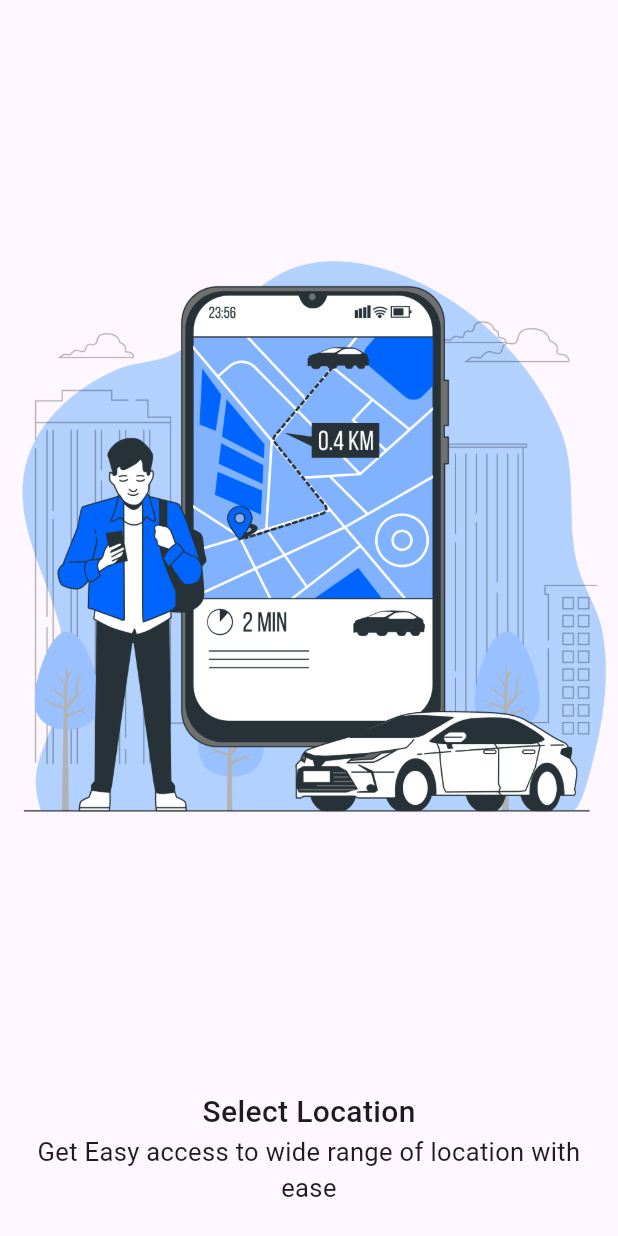
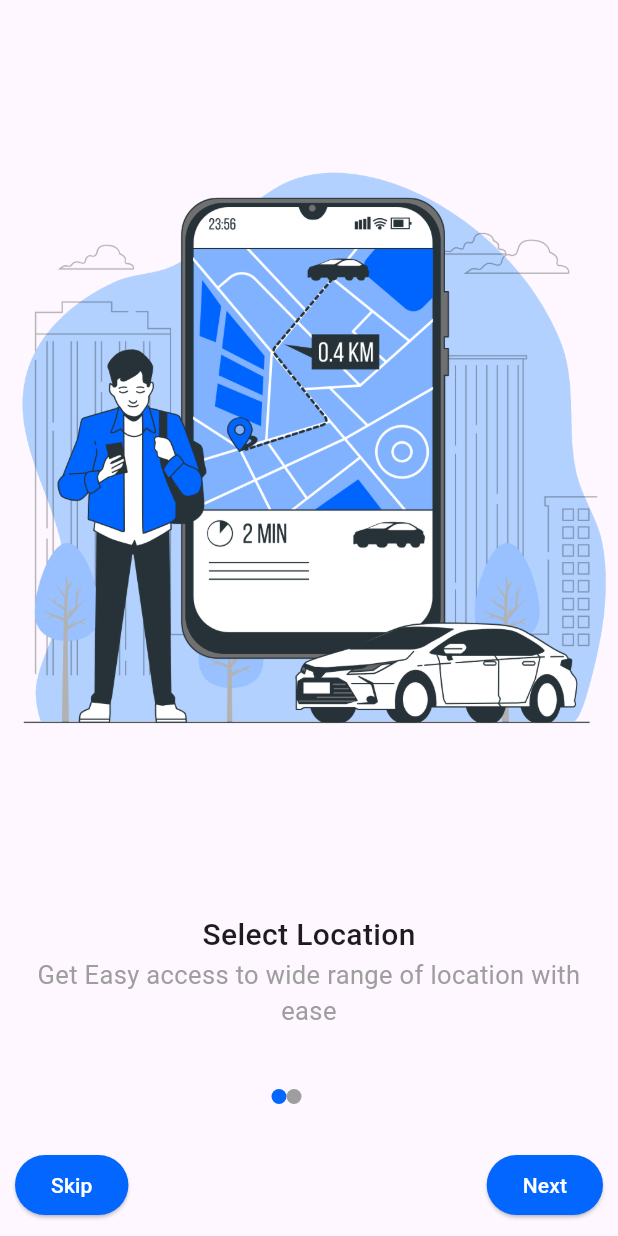
Before and after one commit to ssulaimon/fast-ride, a Flutter app: the screen it shows after launch, on a phone screen of 412 x 824 dp. Run offline on Flutter 3.47's test engine with Material 3 defaults, Android fonts, the phone set to English and light mode, and no system bars.

Commit message:
Completed onboarding screen

```diff
--- /dev/null
+++ b/lib/constant/colors.dart
@@ -0,0 +1,7 @@
+import 'package:flutter/material.dart';
+
+class MyColors {
+  static const Color primary = Color(0xFF0266FF);
+  static const Color white = Colors.white;
+  static const Color grey = Colors.grey;
+}
--- a/lib/constant/routes.dart
+++ b/lib/constant/routes.dart
@@ -1,4 +1,5 @@
 class AppRoutes {
   static const String splash = '/';
   static const String onBoardingScreen = '/onBoardingScreen';
+  static const String loginScreen = '/loginScreen';
 }
--- a/lib/main.dart
+++ b/lib/main.dart
@@ -1,6 +1,8 @@
 import 'package:fastride/constant/routes.dart';
+import 'package:fastride/presentation/controller/login_screen_controller.dart';
 import 'package:fastride/presentation/controller/on_boarding_screen_controller.dart';
 import 'package:fastride/presentation/controller/splash_screen_controller.dart';
+import 'package:fastride/presentation/screen/login_screen.dart';
 import 'package:fastride/presentation/screen/on_boarding_screen.dart';
 import 'package:fastride/presentation/screen/splash_screen.dart';
 import 'package:flutter/material.dart';
@@ -12,13 +14,15 @@ void main() {
     providers: [
       ChangeNotifierProvider(create: (_) => SplashScreenController()),
       ChangeNotifierProvider(create: (_) => OnBoardingScreenController()),
+      ChangeNotifierProvider(create: (_) => LoginScreenController()),
     ],
     child: MaterialApp(
       navigatorKey: navigatorKey,
       initialRoute: AppRoutes.splash,
       routes: {
         AppRoutes.splash: (context) => const SplashScreen(),
-        AppRoutes.onBoardingScreen: (context) => const OnBoardingScreen()
+        AppRoutes.onBoardingScreen: (context) => const OnBoardingScreen(),
+        AppRoutes.loginScreen: (context) => const LoginScreen(),
       },
     ),
   ));
--- /dev/null
+++ b/lib/presentation/controller/login_screen_controller.dart
@@ -0,0 +1,3 @@
+import 'package:flutter/material.dart';
+
+class LoginScreenController extends ChangeNotifier {}
--- a/lib/presentation/widgets/on_boarding_widget.dart
+++ b/lib/presentation/widgets/on_boarding_widget.dart
@@ -1,3 +1,5 @@
+import 'package:fastride/constant/colors.dart';
+import 'package:fastride/constant/routes.dart';
 import 'package:fastride/domain/splash_screen_model.dart';
 import 'package:fastride/presentation/controller/on_boarding_screen_controller.dart';
 import 'package:flutter/material.dart';
@@ -21,8 +23,15 @@ class OnBoardingWidget extends StatelessWidget {
           .itemLenght = itemLenght - 1;
     });
 
+    void pushToAuthScreen({required BuildContext context}) {
+      Navigator.popAndPushNamed(context, AppRoutes.loginScreen);
+    }
+
     return Consumer<OnBoardingScreenController>(
         builder: (context, onboarding, widget) {
+      String buttonTitle =
+          onboarding.currentIndex == onboarding.itemLenght ? 'Done' : 'Next';
+
       return Column(
         children: [
           Expanded(
@@ -60,10 +69,66 @@ class OnBoardingWidget extends StatelessWidget {
             ),
             child: Text(
               splashScreenTitles[onboarding.currentIndex].subTitle,
-              style: const TextStyle(fontSize: 17),
+              style: const TextStyle(fontSize: 17, color: MyColors.grey),
               textAlign: TextAlign.center,
             ),
           ),
+          Container(
+              alignment: Alignment.center,
+              width: 50,
+              height: 50,
+              child: ListView.builder(
+                scrollDirection: Axis.horizontal,
+                itemBuilder: (_, index) {
+                  return Align(
+                    alignment: Alignment.center,
+                    child: CircleAvatar(
+                      radius: 5,
+                      backgroundColor: onboarding.currentIndex == index
+                          ? MyColors.primary
+                          : MyColors.grey,
+                    ),
+                  );
+                },
+                itemCount: itemLenght,
+              )),
+          Padding(
+            padding: const EdgeInsets.symmetric(
+              horizontal: 10,
+              vertical: 10,
+            ),
+            child: Row(
+              children: [
+                onboarding.currentIndex == onboarding.itemLenght
+                    ? const SizedBox()
+                    : ElevatedButton(
+                        style: ButtonStyle(
+                            backgroundColor:
+                                MaterialStateProperty.all(MyColors.primary)),
+                        onPressed: () => pushToAuthScreen(context: context),
+                        child: const Text(
+                          "Skip",
+                          style: TextStyle(color: MyColors.white),
+                        )),
+                Expanded(child: Container()),
+                ElevatedButton(
+                    style: ButtonStyle(
+                        backgroundColor:
+                            MaterialStateProperty.all(MyColors.primary)),
+                    onPressed: () {
+                      if (onboarding.currentIndex == onboarding.itemLenght) {
+                        pushToAuthScreen(context: context);
+                      } else {
+                        onboarding.currentIndex = onboarding.currentIndex + 1;
+                      }
+                    },
+                    child: Text(
+                      buttonTitle,
+                      style: const TextStyle(color: MyColors.white),
+                    ))
+              ],
+            ),
+          )
         ],
       );
     });
```
Also changed, not shown: lib/presentation/screen/login_screen.dart (added, +28 -0 lines).
